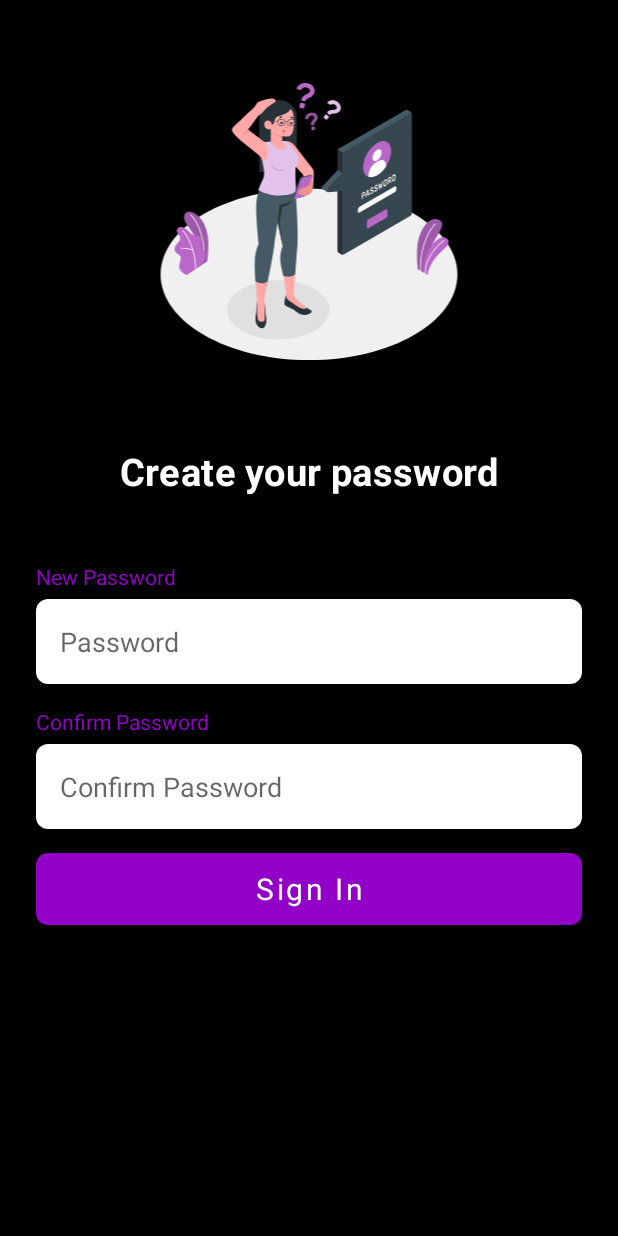
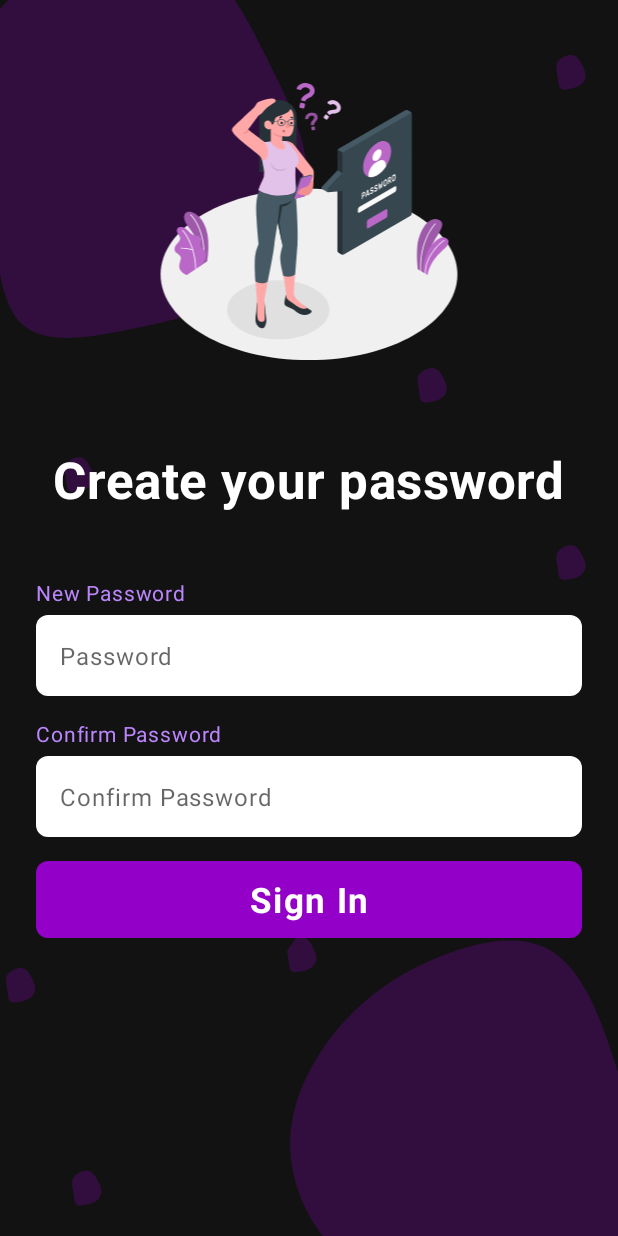
Before and after one commit to guptasandeep7/Cinebuzz, an Android app: the layout activity_password.xml on its own in the app's theme, with its tools: preview values and no code run, on a phone screen of 412 x 824 dp. Run offline under Robolectric (Android 15) with nearby library versions, the light colour scheme and no system bars; Roboto replaces fonts that are not available here.

Commit message:
background,font colour,text size fix

```diff
--- a/app/src/main/java/com/example/cinebuzz/MainActivity.kt
+++ b/app/src/main/java/com/example/cinebuzz/MainActivity.kt
@@ -1,11 +1,10 @@
 package com.example.cinebuzz
-
 import androidx.appcompat.app.AppCompatActivity
 import android.os.Bundle
 
 class MainActivity : AppCompatActivity() {
     override fun onCreate(savedInstanceState: Bundle?) {
         super.onCreate(savedInstanceState)
-        setContentView(R.layout.login_fragment)
+        setContentView(R.layout.activity_main)
     }
 }
--- /dev/null
+++ b/app/src/main/res/drawable/ic_google_pixel_2___8.xml
@@ -0,0 +1,81 @@
+<vector xmlns:android="http://schemas.android.com/apk/res/android"
+    android:width="411dp"
+    android:height="731dp"
+    android:viewportWidth="411"
+    android:viewportHeight="731">
+  <group>
+    <clip-path
+        android:pathData="M0,0h411v731h-411z"/>
+    <path
+        android:pathData="M0,0h411v731h-411z"
+        android:fillColor="#121212"/>
+    <group>
+      <clip-path
+          android:pathData="M-108,7.664l284.32,-114.664l114.664,284.32l-284.32,114.664z"/>
+      <path
+          android:pathData="M126.765,-26.191C149.769,-14.643 164.729,11.388 178.72,36.654C192.853,61.862 206.101,86.104 204.403,109.763C202.506,133.337 185.833,155.928 165.121,169.736C144.41,183.543 119.603,188.423 91.239,193.912C62.96,199.201 30.784,205.071 14.606,191.596C-1.714,178.179 -2.092,145.275 -7.388,114.52C-12.741,83.622 -22.814,54.958 -15.51,30.857C-8.149,6.897 16.646,-12.358 44.567,-23.453C72.63,-34.605 103.761,-37.739 126.765,-26.191Z"
+          android:fillColor="#9300C7"
+          android:fillAlpha="0.25"/>
+    </group>
+    <group>
+      <clip-path
+          android:pathData="M35,274.074l24.979,-10.074l10.074,24.979l-24.979,10.074z"/>
+      <path
+          android:pathData="M55.625,271.099C57.646,272.114 58.96,274.401 60.19,276.621C61.431,278.835 62.595,280.965 62.446,283.044C62.279,285.115 60.815,287.099 58.995,288.313C57.175,289.526 54.996,289.954 52.504,290.437C50.02,290.901 47.193,291.417 45.771,290.233C44.338,289.054 44.305,286.164 43.839,283.462C43.369,280.747 42.484,278.229 43.126,276.111C43.772,274.006 45.951,272.315 48.404,271.34C50.869,270.36 53.604,270.085 55.625,271.099Z"
+          android:fillColor="#9300C7"
+          android:fillAlpha="0.25"/>
+    </group>
+    <group>
+      <clip-path
+          android:pathData="M362,326.074l24.979,-10.074l10.074,24.979l-24.979,10.074z"/>
+      <path
+          android:pathData="M382.625,323.099C384.646,324.114 385.961,326.401 387.19,328.621C388.431,330.835 389.595,332.965 389.446,335.044C389.279,337.115 387.815,339.099 385.995,340.313C384.175,341.526 381.996,341.954 379.504,342.437C377.02,342.901 374.193,343.417 372.772,342.233C371.338,341.054 371.305,338.164 370.839,335.462C370.369,332.747 369.484,330.229 370.126,328.111C370.772,326.006 372.951,324.315 375.404,323.34C377.869,322.36 380.604,322.085 382.625,323.099Z"
+          android:fillColor="#9300C7"
+          android:fillAlpha="0.25"/>
+    </group>
+    <group>
+      <clip-path
+          android:pathData="M362,36.074l24.979,-10.074l10.074,24.979l-24.979,10.074z"/>
+      <path
+          android:pathData="M382.625,33.099C384.646,34.114 385.961,36.401 387.19,38.621C388.431,40.835 389.595,42.965 389.446,45.044C389.279,47.115 387.815,49.099 385.995,50.313C384.175,51.526 381.996,51.954 379.504,52.437C377.02,52.901 374.193,53.417 372.772,52.233C371.338,51.054 371.305,48.164 370.839,45.461C370.369,42.747 369.484,40.229 370.126,38.111C370.772,36.006 372.951,34.315 375.404,33.34C377.869,32.36 380.604,32.085 382.625,33.099Z"
+          android:fillColor="#9300C7"
+          android:fillAlpha="0.25"/>
+    </group>
+    <path
+        android:pathData="M290.358,218.225C292.379,219.24 293.693,221.527 294.922,223.746C296.164,225.961 297.328,228.091 297.178,230.169C297.012,232.24 295.547,234.225 293.727,235.438C291.908,236.651 289.728,237.08 287.236,237.562C284.752,238.027 281.925,238.542 280.504,237.359C279.07,236.18 279.037,233.289 278.572,230.587C278.101,227.873 277.216,225.354 277.858,223.237C278.505,221.132 280.683,219.44 283.136,218.466C285.602,217.486 288.337,217.21 290.358,218.225Z"
+        android:fillColor="#9300C7"
+        android:fillAlpha="0.25"/>
+    <group>
+      <clip-path
+          android:pathData="M88,699.704l192.45,-256.704l256.704,192.45l-192.45,256.704z"/>
+      <path
+          android:pathData="M291.639,566.069C316.79,556.856 345.471,551.493 365.878,561.98C386.285,572.467 398.354,599.158 407.824,625.304C417.197,651.579 423.876,677.437 420.352,704.066C416.86,730.921 403.39,758.515 381.768,769.171C360.178,780.051 330.34,774.122 302.169,768.641C273.999,763.16 247.53,758.353 227.186,742.7C206.874,727.272 192.592,701.127 192.94,675.525C193.32,650.147 208.234,625.44 226.517,606.667C244.801,587.895 266.359,575.186 291.639,566.069Z"
+          android:fillColor="#9300C7"
+          android:fillAlpha="0.25"/>
+      <group>
+        <clip-path
+            android:pathData="M183,558.074l24.979,-10.074l10.074,24.979l-24.979,10.074z"/>
+        <path
+            android:pathData="M203.625,555.099C205.646,556.114 206.961,558.401 208.19,560.621C209.431,562.835 210.595,564.965 210.446,567.044C210.279,569.115 208.815,571.099 206.995,572.312C205.175,573.525 202.996,573.954 200.504,574.436C198.02,574.901 195.193,575.417 193.772,574.233C192.338,573.054 192.305,570.163 191.839,567.461C191.369,564.747 190.484,562.229 191.126,560.111C191.772,558.006 193.951,556.315 196.404,555.34C198.869,554.36 201.604,554.085 203.625,555.099Z"
+            android:fillColor="#9300C7"
+            android:fillAlpha="0.25"/>
+      </group>
+    </group>
+    <group>
+      <clip-path
+          android:pathData="M40,696.074l24.979,-10.074l10.074,24.979l-24.979,10.074z"/>
+      <path
+          android:pathData="M60.625,693.099C62.646,694.114 63.96,696.401 65.19,698.621C66.431,700.835 67.595,702.965 67.446,705.044C67.279,707.115 65.815,709.099 63.995,710.312C62.175,711.525 59.996,711.954 57.504,712.436C55.02,712.901 52.193,713.417 50.771,712.233C49.338,711.054 49.305,708.163 48.839,705.461C48.369,702.747 47.484,700.229 48.126,698.111C48.772,696.006 50.951,694.315 53.404,693.34C55.869,692.36 58.604,692.085 60.625,693.099Z"
+          android:fillColor="#9300C7"
+          android:fillAlpha="0.25"/>
+    </group>
+    <group>
+      <clip-path
+          android:pathData="M-4,576.074l24.979,-10.074l10.074,24.979l-24.979,10.074z"/>
+      <path
+          android:pathData="M16.625,573.099C18.646,574.114 19.961,576.401 21.19,578.621C22.431,580.835 23.595,582.965 23.446,585.044C23.279,587.115 21.815,589.099 19.995,590.312C18.175,591.525 15.996,591.954 13.504,592.436C11.02,592.901 8.193,593.417 6.772,592.233C5.338,591.054 5.305,588.163 4.839,585.461C4.369,582.747 3.484,580.229 4.126,578.111C4.772,576.006 6.951,574.315 9.404,573.34C11.869,572.36 14.604,572.085 16.625,573.099Z"
+          android:fillColor="#9300C7"
+          android:fillAlpha="0.25"/>
+    </group>
+  </group>
+</vector>
--- a/app/src/main/res/layout/activity_main.xml
+++ b/app/src/main/res/layout/activity_main.xml
@@ -3,8 +3,8 @@
     xmlns:app="http://schemas.android.com/apk/res-auto"
     xmlns:tools="http://schemas.android.com/tools"
     android:layout_width="match_parent"
-    android:layout_height="match_parent"
-    tools:context=".MainActivity">
+    android:layout_height="match_parent">
+
 
 
 </androidx.constraintlayout.widget.ConstraintLayout>
--- a/app/src/main/res/layout/activity_password.xml
+++ b/app/src/main/res/layout/activity_password.xml
@@ -3,7 +3,7 @@
     xmlns:app="http://schemas.android.com/apk/res-auto"
     android:layout_width="match_parent"
     android:layout_height="match_parent"
-    android:background="@color/black">
+    android:background="@drawable/ic_google_pixel_2___8">
 
 
     <EditText
@@ -15,8 +15,10 @@
         android:background="@drawable/border_curve"
         android:backgroundTint="@color/white"
         android:ems="10"
+        android:letterSpacing="0.04"
         android:fontFamily="@font/roboto"
         android:hint="@string/confirm_password"
+        android:textSize="16sp"
         android:inputType="textEmailAddress"
         android:padding="16dp"
         app:layout_constraintEnd_toEndOf="@+id/editTextTextEmailAddress"
@@ -28,7 +30,9 @@
         android:id="@+id/imageView"
         android:layout_width="0dp"
         android:layout_height="wrap_content"
+        android:layout_marginStart="66dp"
         android:layout_marginTop="39dp"
+        android:layout_marginEnd="66dp"
         app:layout_constraintEnd_toEndOf="parent"
         app:layout_constraintStart_toStartOf="parent"
         app:layout_constraintTop_toTopOf="parent"
@@ -38,12 +42,14 @@
         android:id="@+id/textView"
         android:layout_width="wrap_content"
         android:layout_height="wrap_content"
+        android:layout_marginStart="75dp"
         android:layout_marginTop="47dp"
+        android:layout_marginEnd="75dp"
         android:fontFamily="@font/roboto"
         android:letterSpacing="0.01"
         android:text="@string/create_your_password"
         android:textColor="@color/white"
-        android:textSize="25sp"
+        android:textSize="34sp"
         android:textStyle="bold"
         app:layout_constraintEnd_toEndOf="parent"
         app:layout_constraintStart_toStartOf="parent"
@@ -62,10 +68,11 @@
         android:ems="10"
         android:fontFamily="@font/roboto"
         android:hint="@string/password"
+        android:letterSpacing="0.04"
+        android:textSize="16sp"
         android:inputType="textPersonName"
         android:padding="16dp"
         app:layout_constraintEnd_toEndOf="parent"
-        app:layout_constraintHorizontal_bias="0.0"
         app:layout_constraintStart_toStartOf="parent"
         app:layout_constraintTop_toBottomOf="@+id/textView3" />
 
@@ -79,8 +86,10 @@
         android:fontFamily="@font/roboto"
         android:gravity="center"
         android:text="@string/sign_in"
+        android:letterSpacing="0.04"
         android:textAllCaps="false"
-        android:textSize="20sp"
+        android:textSize="23sp"
+        android:textStyle="bold"
         app:layout_constraintEnd_toEndOf="@+id/editTextTextEmailAddress"
         app:layout_constraintStart_toStartOf="@+id/editTextTextEmailAddress"
         app:layout_constraintTop_toBottomOf="@+id/editTextTextEmailAddress2" />
@@ -93,7 +102,8 @@
         android:layout_marginTop="43dp"
         android:fontFamily="@font/roboto"
         android:text="@string/new_password"
-        android:textColor="?attr/colorPrimary"
+        android:letterSpacing="0.04"
+        android:textColor="#BB86FC"
         app:layout_constraintStart_toStartOf="parent"
         app:layout_constraintTop_toBottomOf="@+id/textView" />
 
@@ -105,7 +115,8 @@
         android:layout_marginTop="15dp"
         android:fontFamily="@font/roboto"
         android:text="@string/confirm_password"
-        android:textColor="?attr/colorPrimary"
+        android:letterSpacing="0.04"
+        android:textColor="#BB86FC"
         app:layout_constraintStart_toStartOf="parent"
         app:layout_constraintTop_toBottomOf="@+id/editTextTextEmailAddress" />
 
```
Also changed, not shown: app/src/main/AndroidManifest.xml (+8 -12 lines), app/src/main/res/layout/activity_otp.xml (+10 -7 lines), app/src/main/res/layout/activity_signup.xml (+13 -5 lines), app/src/main/res/layout/login_fragment.xml (+8 -1 lines), app/src/main/res/layout/verify_fragment.xml (+6 -2 lines), app/src/main/res/values/strings.xml (+5 -2 lines).
